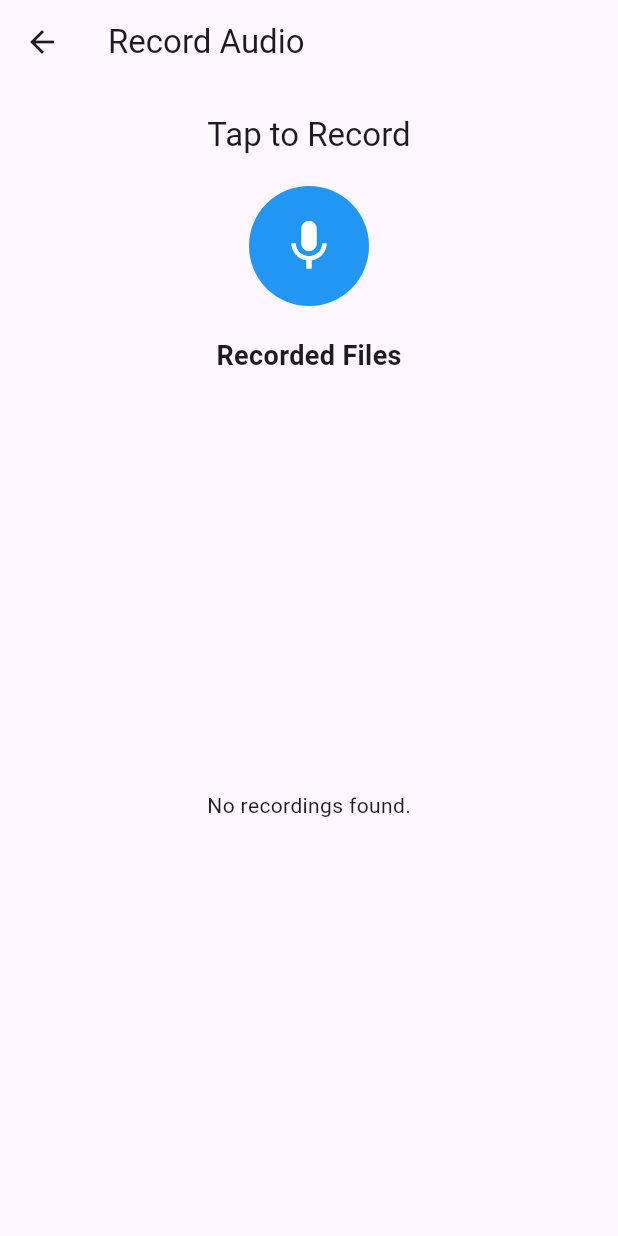
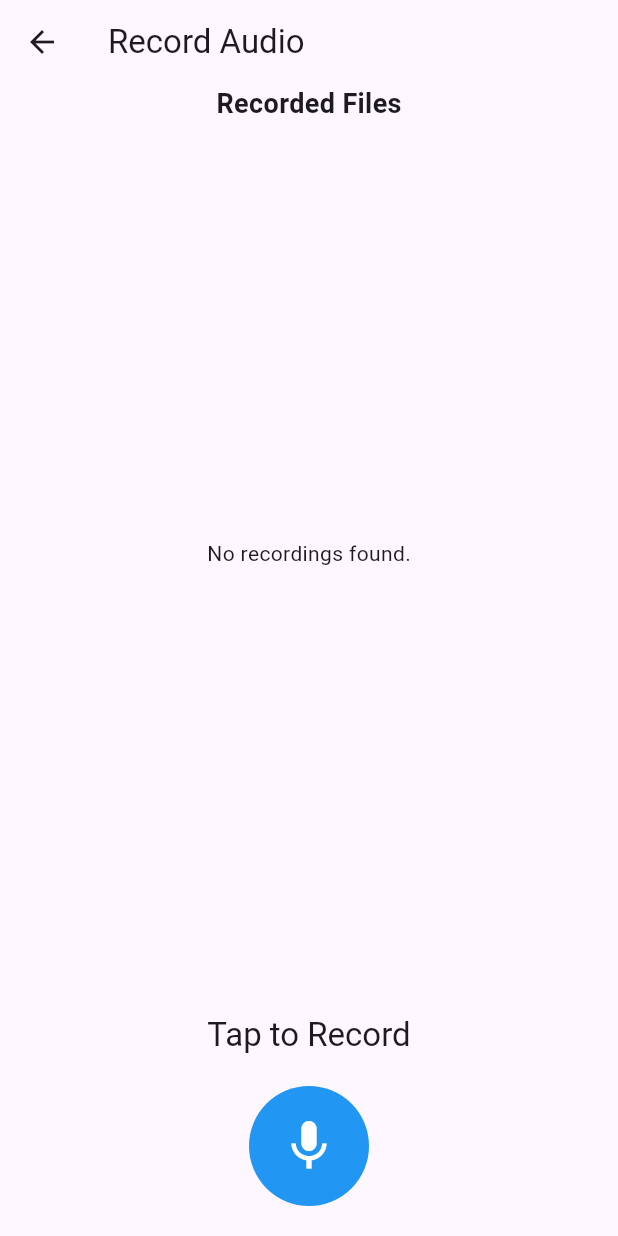
Before and after one commit to nilezt/myflutter, a Flutter app: the RecordAudioScreen screen opened directly, on a phone screen of 412 x 824 dp. Run offline on Flutter 3.47's test engine with Material 3 defaults, Android fonts, the phone set to English and light mode, and no system bars; our stand-ins replace camera, just_audio, permission_handler; missing offline and left inert: audio_waveforms, record.

Commit message:
update audio record screen

```diff
--- a/lib/main.dart
+++ b/lib/main.dart
@@ -255,7 +255,9 @@ class TakePictureScreenState extends State<TakePictureScreen> {
   Widget build(BuildContext context) {
     return Scaffold(
       appBar: AppBar(title: const Text('Take a picture')),
-      body: FutureBuilder<void>(
+      body: Stack(
+        children: [
+          FutureBuilder<void>(
             future: _initializeControllerFuture,
             builder: (context, snapshot) {
               if (snapshot.connectionState == ConnectionState.done) {
@@ -265,7 +267,16 @@ class TakePictureScreenState extends State<TakePictureScreen> {
               }
             },
           ),
-      floatingActionButton: FloatingActionButton(
+          Align(
+            alignment: Alignment.bottomCenter,
+            child: Padding(
+              padding: const EdgeInsets.only(bottom: 24.0),
+              child: ElevatedButton(
+                style: ElevatedButton.styleFrom(
+                  backgroundColor: Colors.blue,
+                  shape: const CircleBorder(),
+                  padding: const EdgeInsets.all(20),
+                ),
                 onPressed: () async {
                   final navigator = Navigator.of(context);
                   try {
@@ -283,11 +294,16 @@ class TakePictureScreenState extends State<TakePictureScreen> {
                     debugPrint('Error taking picture: $e');
                   }
                 },
-        child: const Icon(Icons.camera_alt),
+                child: const Icon(Icons.camera_alt, color: Colors.white),
+              ),
+            ),
+          ),
+        ],
       ),
     );
   }
 }
+
 
 class RecordAudioScreen extends StatefulWidget {
   const RecordAudioScreen({super.key});
@@ -443,50 +459,6 @@ class RecordAudioScreenState extends State<RecordAudioScreen> {
             )
           : Column(
               children: <Widget>[
-                const SizedBox(height: 20),
-                Text(
-                  _isRecording ? 'Recording...' : 'Tap to Record',
-                  style: Theme.of(context).textTheme.titleLarge,
-                ),
-                if (_isRecording)
-                  Text(
-                    _formatDuration(_recordDuration),
-                    style: Theme.of(context).textTheme.headlineMedium,
-                  ),
-                const SizedBox(height: 20),
-                GestureDetector(
-                  onTap: _isRecording ? _stopRecording : _startRecording,
-                  child: Container(
-                    width: 80,
-                    height: 80,
-                    decoration: BoxDecoration(
-                      color: _isRecording ? Colors.red : Colors.blue,
-                      shape: BoxShape.circle,
-                    ),
-                    child: Icon(
-                      _isRecording ? Icons.stop : Icons.mic,
-                      color: Colors.white,
-                      size: 40,
-                    ),
-                  ),
-                ),
-                const SizedBox(height: 20),
-                if (_selectedFilePath != null)
-                  Padding(
-                    padding: const EdgeInsets.symmetric(horizontal: 16.0),
-                    child: aw.AudioFileWaveforms(
-                      size:
-                          Size(MediaQuery.of(context).size.width * 0.8, 100.0),
-                      playerController: _playerController,
-                      enableSeekGesture: true,
-                      waveformType: aw.WaveformType.long,
-                      playerWaveStyle: const aw.PlayerWaveStyle(
-                        fixedWaveColor: Colors.grey,
-                        liveWaveColor: Colors.blueAccent,
-                        spacing: 6,
-                      ),
-                    ),
-                  ),
                 const Text('Recorded Files',
                     style:
                         TextStyle(fontSize: 18, fontWeight: FontWeight.bold)),
@@ -574,6 +546,50 @@ class RecordAudioScreenState extends State<RecordAudioScreen> {
                     },
                   ),
                 ),
+                if (_selectedFilePath != null)
+                  Padding(
+                    padding: const EdgeInsets.symmetric(horizontal: 16.0),
+                    child: aw.AudioFileWaveforms(
+                      size:
+                          Size(MediaQuery.of(context).size.width * 0.8, 100.0),
+                      playerController: _playerController,
+                      enableSeekGesture: true,
+                      waveformType: aw.WaveformType.long,
+                      playerWaveStyle: const aw.PlayerWaveStyle(
+                        fixedWaveColor: Colors.grey,
+                        liveWaveColor: Colors.blueAccent,
+                        spacing: 6,
+                      ),
+                    ),
+                  ),
+                const SizedBox(height: 20),
+                Text(
+                  _isRecording ? 'Recording...' : 'Tap to Record',
+                  style: Theme.of(context).textTheme.titleLarge,
+                ),
+                if (_isRecording)
+                  Text(
+                    _formatDuration(_recordDuration),
+                    style: Theme.of(context).textTheme.headlineMedium,
+                  ),
+                const SizedBox(height: 20),
+                GestureDetector(
+                  onTap: _isRecording ? _stopRecording : _startRecording,
+                  child: Container(
+                    width: 80,
+                    height: 80,
+                    decoration: BoxDecoration(
+                      color: _isRecording ? Colors.red : Colors.blue,
+                      shape: BoxShape.circle,
+                    ),
+                    child: Icon(
+                      _isRecording ? Icons.stop : Icons.mic,
+                      color: Colors.white,
+                      size: 40,
+                    ),
+                  ),
+                ),
+                const SizedBox(height: 20),
               ],
             ),
     );
```
Lines whose indentation alone changed are shown as unchanged.
